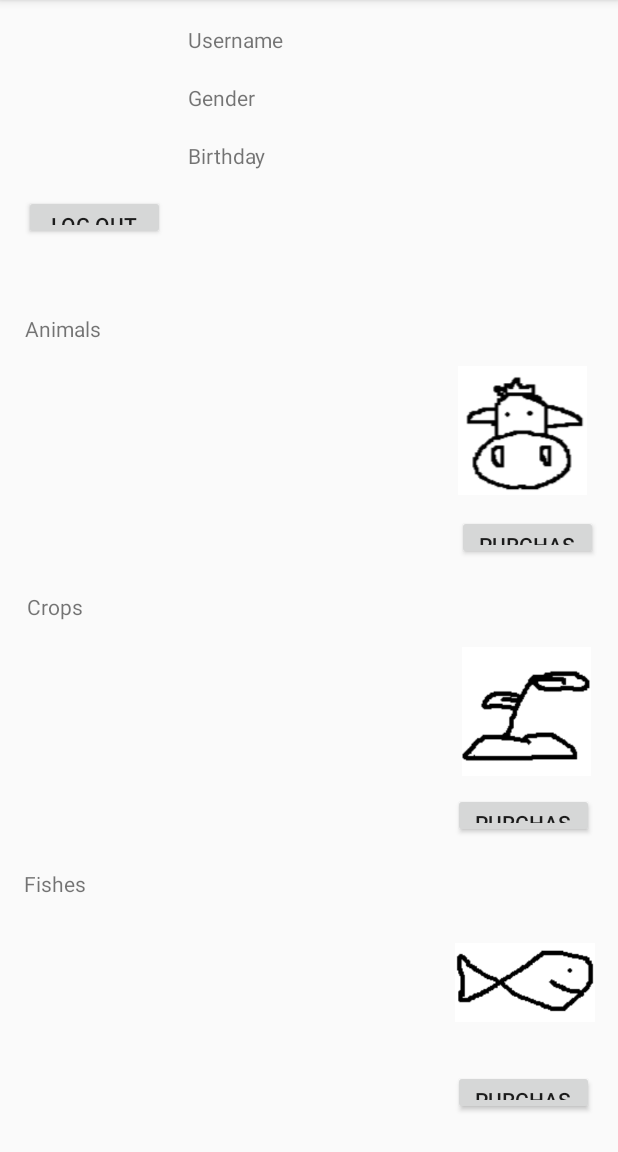
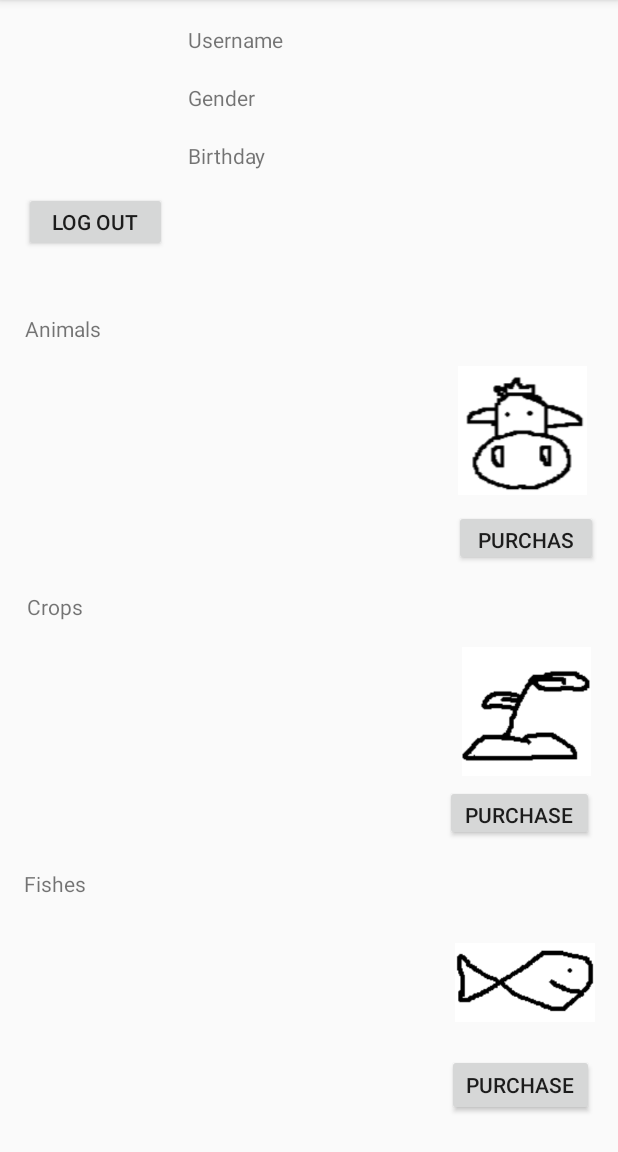
Before and after one commit to ysasgon/StardApp, an Android app: the ProfileActivity screen opened directly, with no data from a screen before it, on a phone screen of 412 x 824 dp, the part 84-1236 px from its top. Run offline under Robolectric (Android 15) with nearby library versions, the phone set to English and light mode, and no system bars; 1 statement that could not run was skipped.

Commit message:
Functional window

```diff
--- a/app/src/main/res/layout/activity_main.xml
+++ b/app/src/main/res/layout/activity_main.xml
@@ -11,7 +11,7 @@
         android:layout_width="379dp"
         android:layout_height="138dp"
         android:layout_marginStart="18dp"
-        android:layout_marginTop="16dp"
+        android:layout_marginTop="48dp"
         android:layout_marginEnd="18dp"
         app:layout_constraintEnd_toEndOf="parent"
         app:layout_constraintStart_toStartOf="parent"
--- a/app/src/main/res/layout/activity_profile.xml
+++ b/app/src/main/res/layout/activity_profile.xml
@@ -56,8 +56,8 @@
 
     <Button
         android:id="@+id/logOutButton"
-        android:layout_width="94dp"
-        android:layout_height="30dp"
+        android:layout_width="95dp"
+        android:layout_height="40dp"
         android:text="@string/logOutButton"
         app:layout_constraintBottom_toBottomOf="parent"
         app:layout_constraintHorizontal_bias="0.05"
@@ -114,8 +114,8 @@
 
     <Button
         android:id="@+id/purchaseFishButton"
-        android:layout_width="94dp"
-        android:layout_height="30dp"
+        android:layout_width="98dp"
+        android:layout_height="41dp"
         android:text="@string/purchaseButton"
         app:layout_constraintBottom_toBottomOf="parent"
         app:layout_constraintHorizontal_bias="0.949"
@@ -139,8 +139,8 @@
 
     <Button
         android:id="@+id/purchaseAnimalButton"
-        android:layout_width="94dp"
-        android:layout_height="30dp"
+        android:layout_width="96dp"
+        android:layout_height="37dp"
         android:text="@string/purchaseButton"
         app:layout_constraintBottom_toBottomOf="parent"
         app:layout_constraintHorizontal_bias="0.958"
@@ -187,8 +187,8 @@
 
     <Button
         android:id="@+id/purchaseCropButton"
-        android:layout_width="94dp"
-        android:layout_height="30dp"
+        android:layout_width="99dp"
+        android:layout_height="37dp"
         android:text="@string/purchaseButton"
         app:layout_constraintBottom_toBottomOf="parent"
         app:layout_constraintHorizontal_bias="0.949"
--- a/app/src/main/res/layout/object_activity.xml
+++ b/app/src/main/res/layout/object_activity.xml
@@ -26,13 +26,13 @@
         android:layout_marginStart="1dp"
         android:layout_marginEnd="1dp"
         android:layout_marginBottom="35dp"
-        app:layout_constraintBottom_toTopOf="@+id/button"
+        app:layout_constraintBottom_toTopOf="@+id/oExit"
         app:layout_constraintEnd_toEndOf="parent"
         app:layout_constraintStart_toStartOf="parent"
         tools:ignore="MissingConstraints" />
 
     <Button
-        android:id="@+id/button"
+        android:id="@+id/oExit"
         android:layout_width="wrap_content"
         android:layout_height="wrap_content"
         android:layout_marginStart="19dp"
@@ -42,7 +42,7 @@
         app:layout_constraintStart_toStartOf="parent" />
 
     <Button
-        android:id="@+id/button2"
+        android:id="@+id/oSave"
         android:layout_width="wrap_content"
         android:layout_height="wrap_content"
         android:layout_marginEnd="22dp"
```
Also changed, not shown: app/src/main/java/com/example/stardapp/ObjectActivity.java (+52 -2 lines), app/src/main/java/com/example/stardapp/dao/DAO.java (+10 -0 lines).
